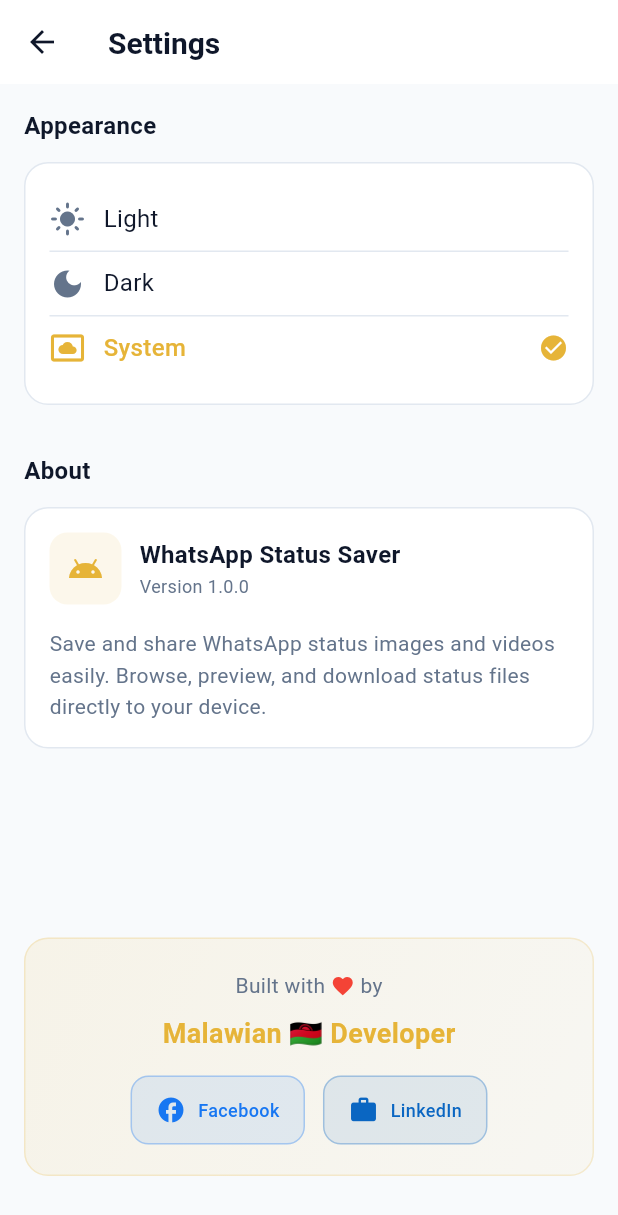
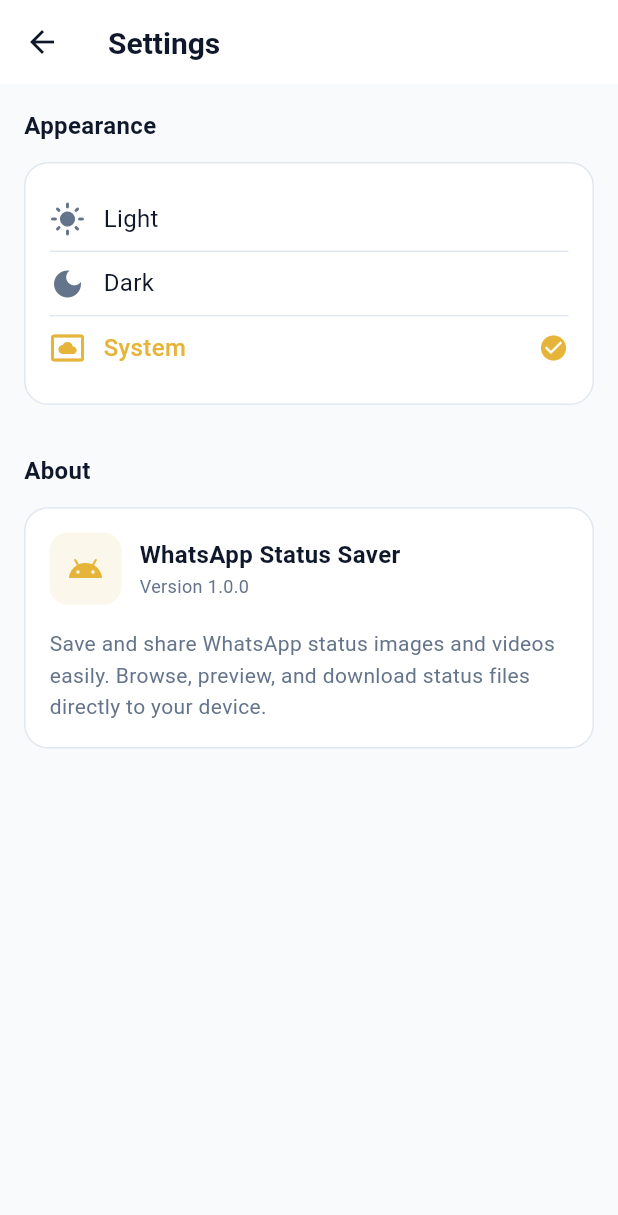
Before and after one commit to ChawerKamanga/just_wa_status_saver, a Flutter app: the screen it shows after launch, after a tap on the "settings" icon, on a phone screen of 412 x 824 dp. Shown: the top 1215 px of the screen. Run offline on Flutter 3.47's test engine with Material 3 defaults, Android fonts, the phone set to English and light mode, and no system bars; our stand-ins replace go_router, permission_handler, share_plus, video_player; missing offline and left inert: external_path.

Commit message:
updated settings screen to remove my socials

```diff
--- a/lib/features/settings/presentation/pages/settings_screen.dart
+++ b/lib/features/settings/presentation/pages/settings_screen.dart
@@ -44,11 +44,6 @@
             _buildAboutCard(),
 
             const Spacer(),
-
-            // Built with Love Section
-            _buildBuiltWithLove(context),
-
-            const SizedBox(height: AppDimensions.spacing24),
           ],
         ),
       ),
@@ -212,127 +207,4 @@
       ),
     );
   }
-
-  Widget _buildBuiltWithLove(BuildContext context) {
-    return Container(
-      padding: const EdgeInsets.all(AppDimensions.spacing20),
-      decoration: BoxDecoration(
-        gradient: LinearGradient(
-          colors: [
-            AppColors.primary.withOpacity(0.1),
-            AppColors.primary.withOpacity(0.05),
-          ],
-          begin: Alignment.topLeft,
-          end: Alignment.bottomRight,
-        ),
-        borderRadius: BorderRadius.circular(AppDimensions.radiusLarge),
-        border: Border.all(color: AppColors.primary.withOpacity(0.2)),
-      ),
-      child: Column(
-        children: [
-          Row(
-            mainAxisAlignment: MainAxisAlignment.center,
-            children: [
-              Text(
-                'Built with ',
-                style: AppTextStyles.bodyMedium.copyWith(
-                  color: AppColors.textSecondary,
-                ),
-              ),
-              const Icon(Icons.favorite, color: Colors.red, size: 16),
-              Text(
-                ' by',
-                style: AppTextStyles.bodyMedium.copyWith(
-                  color: AppColors.textSecondary,
-                ),
-              ),
-            ],
-          ),
-          const SizedBox(height: AppDimensions.spacing8),
-          Text(
-            'Malawian 🇲🇼 Developer',
-            style: AppTextStyles.titleLarge.copyWith(
-              fontWeight: FontWeight.bold,
-              color: AppColors.primary,
-            ),
-          ),
-          const SizedBox(height: AppDimensions.spacing16),
-          Row(
-            mainAxisAlignment: MainAxisAlignment.center,
-            children: [
-              _buildSocialButton(
-                context: context,
-                icon: Icons.facebook,
-                label: 'Facebook',
-                color: const Color(0xFF1877F2),
-                onTap: () =>
-                    _launchUrl(context, 'https://facebook.com/optimumsystemsltd'),
-              ),
-              const SizedBox(width: AppDimensions.spacing12),
-              _buildSocialButton(
-                context: context,
-                icon: Icons.work,
-                label: 'LinkedIn',
-                color: const Color(0xFF0A66C2),
-                onTap: () =>
-                    _launchUrl(context, 'https://www.linkedin.com/company/optimum-systems-limited-mw'),
-              ),
-            ],
-          ),
-        ],
-      ),
-    );
-  }
-
-  Widget _buildSocialButton({
-    required BuildContext context,
-    required IconData icon,
-    required String label,
-    required Color color,
-    required VoidCallback onTap,
-  }) {
-    return InkWell(
-      onTap: onTap,
-      borderRadius: BorderRadius.circular(AppDimensions.radiusMedium),
-      child: Container(
-        padding: const EdgeInsets.symmetric(
-          horizontal: AppDimensions.spacing16,
-          vertical: AppDimensions.spacing12,
-        ),
-        decoration: BoxDecoration(
-          color: color.withOpacity(0.1),
-          borderRadius: BorderRadius.circular(AppDimensions.radiusMedium),
-          border: Border.all(color: color.withOpacity(0.3)),
-        ),
-        child: Row(
-          mainAxisSize: MainAxisSize.min,
-          children: [
-            Icon(icon, color: color, size: 20),
-            const SizedBox(width: AppDimensions.spacing8),
-            Text(
-              label,
-              style: AppTextStyles.labelMedium.copyWith(
-                color: color,
-                fontWeight: FontWeight.w500,
-              ),
-            ),
-          ],
-        ),
-      ),
-    );
-  }
-
-  Future<void> _launchUrl(BuildContext context, String url) async {
-    try {
-      // For now, just show a message that the URL would be opened
-      ScaffoldMessenger.of(context).showSnackBar(
-        SnackBar(
-          content: Text('Would open: $url'),
-          duration: const Duration(seconds: 2),
-        ),
-      );
-    } catch (e) {
-      debugPrint('Error launching URL: $e');
-    }
-  }
 }
--- a/pubspec.yaml
+++ b/pubspec.yaml
@@ -63,8 +63,8 @@
   video_player: ^2.8.6
   cached_network_image: ^3.3.1
   share_plus: ^12.0.0
+  shared_preferences: ^2.5.3
   url_launcher: ^6.3.2
-  shared_preferences: ^2.5.3
 
 dev_dependencies:
   flutter_test:
```
